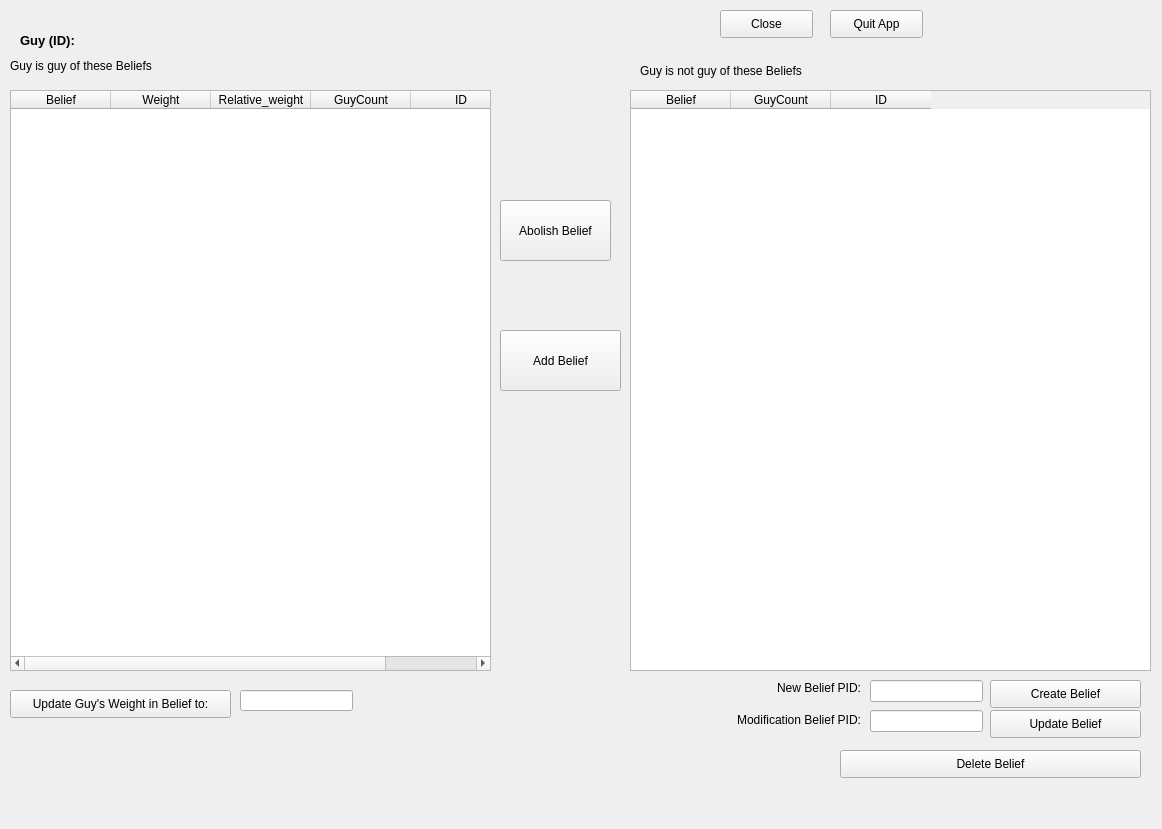
Above: ui/EditGuy2bdUI.ui from sourcery-ai-experiments/jaar before the change. Below: the same form after it.
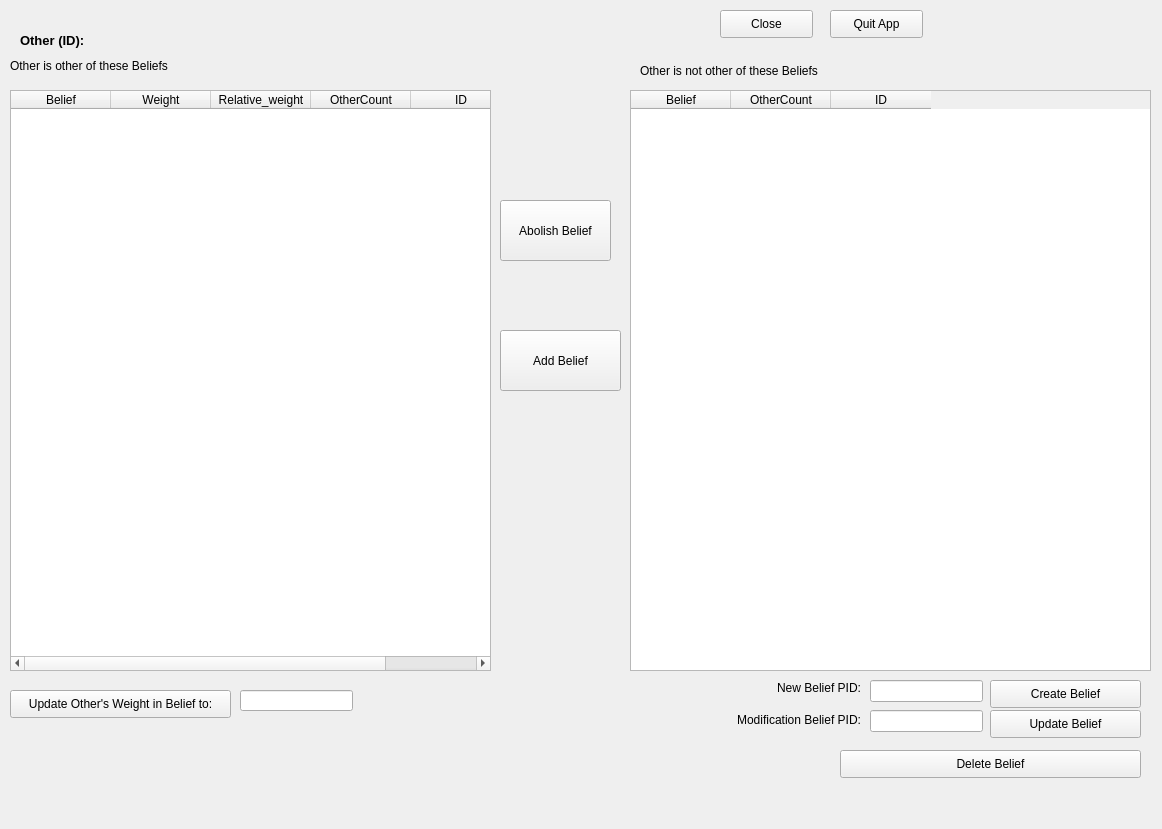
That is the form after the change.

Commit message: #176 replace "guy" with "other"

Diff of the .ui file:
```diff
--- a/ui/EditGuy2bdUI.ui
+++ b/ui/EditGuy2bdUI.ui
@@ -49,7 +49,7 @@
     </rect>
    </property>
    <property name="text">
-    <string>Guy is guy of these Beliefs</string>
+    <string>Other is other of these Beliefs</string>
    </property>
    <property name="wordWrap">
     <bool>true</bool>
@@ -65,7 +65,7 @@
     </rect>
    </property>
    <property name="text">
-    <string>Guy is not guy of these Beliefs</string>
+    <string>Other is not other of these Beliefs</string>
    </property>
    <property name="wordWrap">
     <bool>true</bool>
@@ -88,7 +88,7 @@
     </font>
    </property>
    <property name="text">
-    <string>Guy (ID): </string>
+    <string>Other (ID): </string>
    </property>
   </widget>
   <widget class="QTableWidget" name="bd_guy_yes">
@@ -117,7 +117,7 @@
    </column>
    <column>
     <property name="text">
-     <string>GuyCount</string>
+     <string>OtherCount</string>
     </property>
    </column>
    <column>
@@ -142,7 +142,7 @@
    </column>
    <column>
     <property name="text">
-     <string>GuyCount</string>
+     <string>OtherCount</string>
     </property>
    </column>
    <column>
@@ -197,7 +197,7 @@
     </rect>
    </property>
    <property name="text">
-    <string>Update Guy's Weight in Belief to:</string>
+    <string>Update Other's Weight in Belief to:</string>
    </property>
   </widget>
   <widget class="QPushButton" name="bd_insert_button">
```
Left out of the diff: 8 changed lines with no effect on the pictures. The commit also changes 107 other files.
